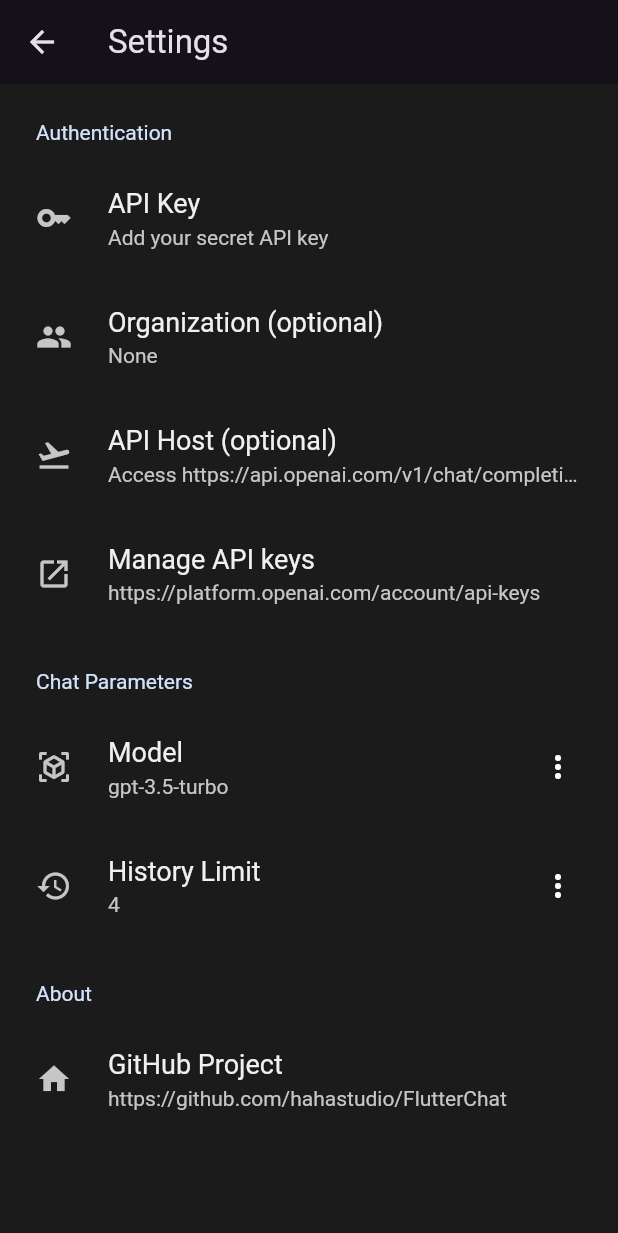
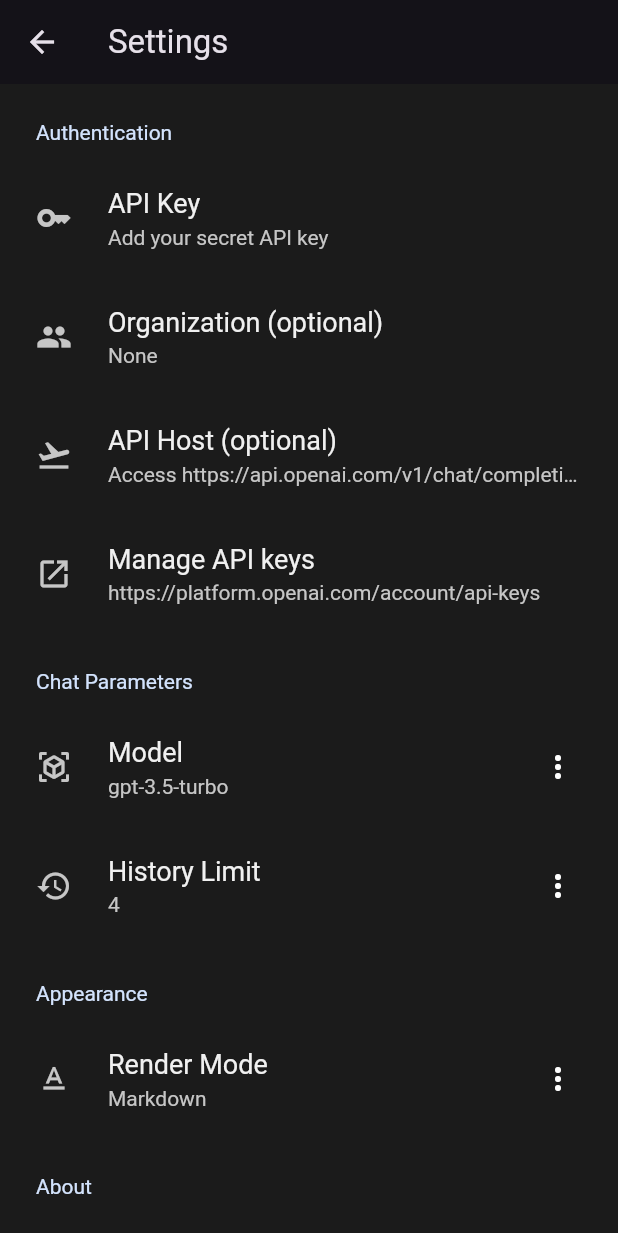
Before and after one commit to hahastudio/FlutterChat, a Flutter app: the SettingsScreen screen opened directly, on a phone screen of 412 x 824 dp. Shown: the top 1233 px of the screen. Run offline on Flutter 3.47's test engine with Material 2 defaults, Android fonts, the phone set to English and light mode, and no system bars; drawn by our look-alikes of settings_ui; our stand-ins replace bloc, equatable, flutter_bloc, flutter_markdown, shared_preferences; missing offline and left inert: tiktoken; accounts and stored records are empty.

Commit message:
add render mode setting

```diff
--- a/lib/screens/chat_screen.dart
+++ b/lib/screens/chat_screen.dart
@@ -143,6 +143,7 @@ class _ChatScreenState extends State<ChatScreen> {
     var chatService = context.read<ChatService>();
     var chatBloc = BlocProvider.of<ChatBloc>(context);
     var conversationsBloc = BlocProvider.of<ConversationsBloc>(context);
+    var isMarkdown = LocalStorageService().renderMode == 'markdown';
 
     if (state.status == ChatStatus.failure) {
       WidgetsBinding.instance.addPostFrameCallback((_) {
@@ -244,7 +245,7 @@ class _ChatScreenState extends State<ChatScreen> {
                       if ((state.status == ChatStatus.loading) && (index == conversation.messages.length))
                         return const SizedBox(height: 60);
                       else
-                        return ChatMessageWidget(message: conversation.messages[index]);
+                        return ChatMessageWidget(message: conversation.messages[index], isMarkdown: isMarkdown);
                     },
                   )
                 )
--- a/lib/screens/setting_screen.dart
+++ b/lib/screens/setting_screen.dart
@@ -19,6 +19,7 @@ class _SettingsScreenState extends State<SettingsScreen> {
   String apiHost = LocalStorageService().apiHost;
   String model = LocalStorageService().model;
   int historyCount = LocalStorageService().historyCount;
+  String renderMode = LocalStorageService().renderMode;
 
   final _textFieldController = TextEditingController();
 
@@ -53,6 +54,14 @@ class _SettingsScreenState extends State<SettingsScreen> {
     return 'sk-...' + LocalStorageService().apiKey.substring(
         LocalStorageService().apiKey.length - 4, LocalStorageService().apiKey.length
     );
+  }
+
+  String getRenderModeDescription(String renderMode) {
+    if (renderMode == 'markdown')
+      return 'Markdown';
+    if (renderMode == 'text')
+      return 'Plain Text';
+    return 'Unknown';
   }
 
   @override
@@ -198,6 +207,37 @@ class _SettingsScreenState extends State<SettingsScreen> {
             ]
           ),
           SettingsSection(
+            title: const Text('Appearance'),
+            tiles: <SettingsTile>[
+              SettingsTile(
+                leading: const Icon(Icons.text_format),
+                title: const Text('Render Mode'),
+                value: Text(getRenderModeDescription(LocalStorageService().renderMode)),
+                trailing: PopupMenuButton(
+                  icon: const Icon(Icons.more_vert),
+                  itemBuilder: (context) {
+                    return const [
+                      PopupMenuItem(
+                        value: 'markdown',
+                        child: Text('Markdown'),
+                      ),
+                      PopupMenuItem(
+                        value: 'text',
+                        child: Text('Plain Text'),
+                      )
+                    ];
+                  },
+                  onSelected: (value) async {
+                    LocalStorageService().renderMode = value;
+                    setState(() {
+                      renderMode = value;
+                    });
+                  },
+                ),
+              ),
+            ]
+          ),
+          SettingsSection(
             title: const Text('About'),
             tiles: <SettingsTile>[
               SettingsTile.navigation(
--- a/lib/services/local_storage_service.dart
+++ b/lib/services/local_storage_service.dart
@@ -19,6 +19,7 @@ class LocalStorageService {
   static const prefApiHost = 'pref_apiHost';
   static const prefModel = 'pref_model';
   static const prefHistoryCount = 'pref_historyCount';
+  static const prefRenderMode = 'pref_renderMode';
 
   static const storeConversationList = 'store_conversations';
   static const storeConversationPrefix = 'store_conversation_';
@@ -70,6 +71,14 @@ class LocalStorageService {
     })();
   }
 
+  String get renderMode => _prefs.getString(prefRenderMode) ?? 'markdown';
+
+  set renderMode(String value) {
+    (() async {
+      await _prefs.setString(prefRenderMode, value);
+    })();
+  }
+
   // storage
 
   String get conversationListJson => _prefs.getString(storeConversationList) ?? '[]';
```
Also changed, not shown: lib/widgets/chat_message_widget.dart (+6 -3 lines).
